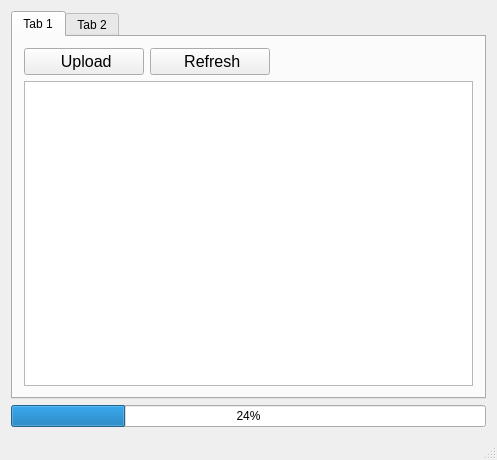
Above: mainwindow.ui from supertriodo/Arena-Tracker before the change. Below: the same form after it.
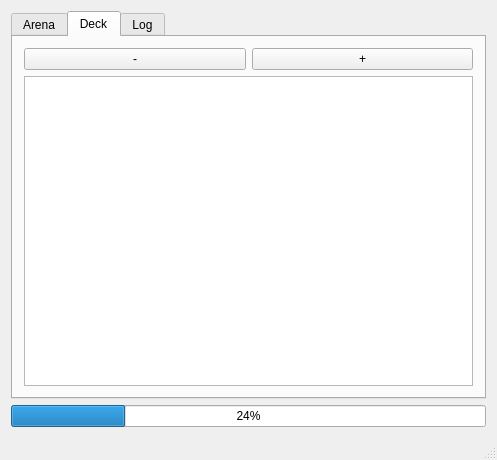
That is the form after the change. Icons and pictures are not drawn.

Commit message: Added Deck tab to track the remaining cards in your deck while you play.

Patch:
```diff
--- a/mainwindow.ui
+++ b/mainwindow.ui
@@ -18,11 +18,11 @@
     <item>
      <widget class="QTabWidget" name="tabWidget">
       <property name="currentIndex">
-       <number>0</number>
+       <number>1</number>
       </property>
       <widget class="QWidget" name="tab">
        <attribute name="title">
-        <string>Tab 1</string>
+        <string>Arena</string>
        </attribute>
        <layout class="QVBoxLayout" name="verticalLayout_2">
         <item>
@@ -180,9 +180,47 @@
         </item>
        </layout>
       </widget>
+      <widget class="QWidget" name="tab_3">
+       <attribute name="title">
+        <string>Deck</string>
+       </attribute>
+       <layout class="QVBoxLayout" name="verticalLayout_4">
+        <item>
+         <layout class="QHBoxLayout" name="horizontalLayoutDeckButtons">
+          <item>
+           <widget class="QPushButton" name="deckButtonMin">
+            <property name="text">
+             <string>-</string>
+            </property>
+           </widget>
+          </item>
+          <item>
+           <widget class="QPushButton" name="deckButtonPlus">
+            <property name="text">
+             <string>+</string>
+            </property>
+           </widget>
+          </item>
+         </layout>
+        </item>
+        <item>
+         <widget class="QListWidget" name="listWidget">
+          <property name="font">
+           <font>
+            <family>Belwe Bd BT</family>
+            <pointsize>16</pointsize>
+           </font>
+          </property>
+          <property name="selectionBehavior">
+           <enum>QAbstractItemView::SelectRows</enum>
+          </property>
+         </widget>
+        </item>
+       </layout>
+      </widget>
       <widget class="QWidget" name="tab_2">
        <attribute name="title">
-        <string>Tab 2</string>
+        <string>Log</string>
        </attribute>
        <layout class="QVBoxLayout" name="verticalLayout_3">
         <item>
```
The commit also changes 547 other files.
